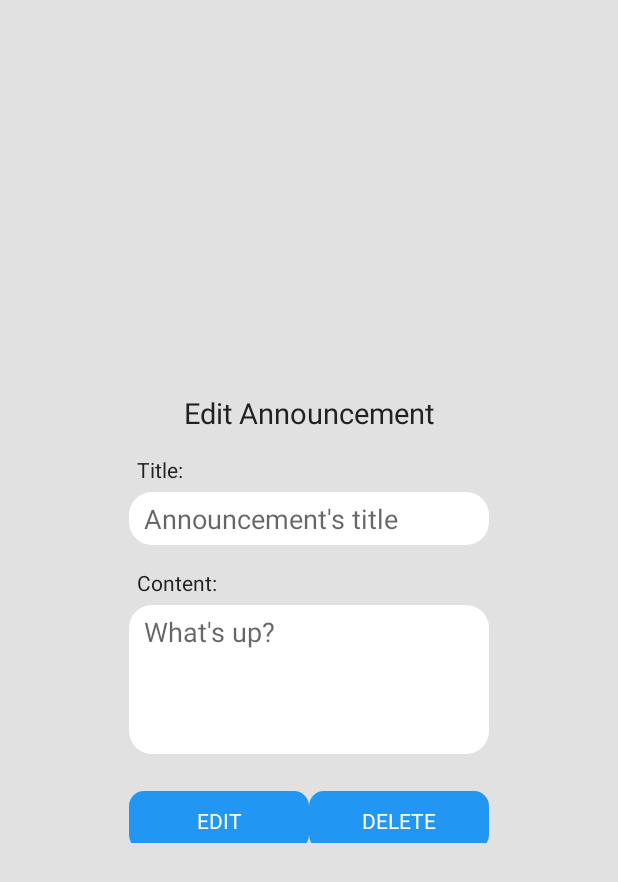
After one commit to ahmed-m-nassar/Study_Stream, an Android app: the EditAnnouncementActivity screen opened directly, with no data from a screen before it, on a phone screen of 412 x 824 dp. The commit adds this screen. Shown: the top 882 px of the screen. Run offline under Robolectric (Android 15) with nearby library versions, the phone set to English and light mode, and no system bars.

Commit message:
edit material and announcement

```diff
--- a/app/src/main/AndroidManifest.xml
+++ b/app/src/main/AndroidManifest.xml
@@ -10,7 +10,9 @@
         android:roundIcon="@mipmap/ic_launcher_round"
         android:supportsRtl="true"
         android:theme="@style/AppTheme">
-        <activity android:name=".CourseDetails.Lessons.NewLesson.NewLessonActivity"></activity>
+        <activity android:name=".CourseDetails.Materials.EditMaterial.EditMaterialActivity"></activity>
+        <activity android:name=".CourseDetails.Announcements.EditAnnouncement.EditAnnouncementActivity" />
+        <activity android:name=".CourseDetails.Lessons.NewLesson.NewLessonActivity" />
         <activity android:name=".CourseDetails.Materials.NewMaterial.NewMaterialActivity" />
         <activity android:name=".CourseDetails.Announcements.NewAnnouncement.NewAnnouncementActivity" />
         <activity android:name=".CourseDetails.CourseDetailsActivity" />
--- /dev/null
+++ b/app/src/main/java/com/example/android/studystream/CourseDetails/Announcements/EditAnnouncement/Data/EditAnnouncementLocalServices.java
@@ -0,0 +1,9 @@
+package com.example.android.studystream.CourseDetails.Announcements.EditAnnouncement.Data;
+
+public interface EditAnnouncementLocalServices {
+    boolean CheckAnnouncement(String title , int CourseCode);
+
+    void DeleteAnnouncement(int courseCode , int matNum);
+
+    void UpdateAnnouncement(int courseCode,int annNum,String title , String content);
+}
--- /dev/null
+++ b/app/src/main/java/com/example/android/studystream/CourseDetails/Announcements/EditAnnouncement/EditAnnouncementActivity.java
@@ -0,0 +1,88 @@
+package com.example.android.studystream.CourseDetails.Announcements.EditAnnouncement;
+
+import android.content.Intent;
+import android.support.v7.app.AppCompatActivity;
+import android.os.Bundle;
+import android.view.View;
+import android.widget.Button;
+import android.widget.EditText;
+import android.widget.Toast;
+
+import com.example.android.studystream.CourseDetails.Materials.EditMaterial.EditMaterialPresenter;
+import com.example.android.studystream.R;
+
+public class EditAnnouncementActivity extends AppCompatActivity implements EditAnnouncementContract.View {
+
+
+    private EditAnnouncementPresenter mPresenter;
+    private EditText              mTitle;
+    private EditText              mContent;
+    private Button                mEdit;
+    private Button                mDelete;
+    private String                mEmail;
+    private int                   mCourseCode;
+    private int                   mAnnouncementNum;
+    private String                mAnnouncementOriginalTitle;
+    private String                mAnnouncementOriginalContent;
+
+    @Override
+    protected void onCreate(Bundle savedInstanceState) {
+        super.onCreate(savedInstanceState);
+        setContentView(R.layout.activity_edit_announcement);
+        //setting private variables
+        ////////////////////////////////////////////////////////////////////
+
+        //presenter
+        mPresenter = new EditAnnouncementPresenter(this);
+
+        //views
+        mTitle = (EditText)findViewById(R.id.EditAnnouncement_Title_EditText);
+        mContent = (EditText)findViewById(R.id.EditAnnouncement_Content_EditText);
+        mEdit = (Button)findViewById(R.id.EditAnnouncement_Edit_Button);
+        mDelete = (Button)findViewById(R.id.EditAnnouncement_Delete_Button);
+
+        //extras
+        Intent intent = getIntent();
+        mEmail = intent.getStringExtra("Email");
+        mCourseCode = intent.getIntExtra("CourseCode" , -1);
+        mAnnouncementNum = intent.getIntExtra("AnnouncementNumber" , -1);
+        mAnnouncementOriginalTitle = intent.getStringExtra("AnnouncementTitle");
+        mAnnouncementOriginalContent = intent.getStringExtra("AnnouncementContent");
+        /////////////////////////////////////////////////////////////////////
+
+        //filling the fields with original material data before editing
+        fillAnnouncementData();
+
+        //setting Click listeners
+        mDelete.setOnClickListener(new View.OnClickListener() {
+            @Override
+            public void onClick(View v) {
+                mPresenter.deleteButtonClicked(mAnnouncementNum , mCourseCode);
+            }
+        });
+
+        mEdit.setOnClickListener(new View.OnClickListener() {
+            @Override
+            public void onClick(View v) {
+                mPresenter.updateButtonClicked(mAnnouncementNum , mCourseCode ,mTitle.getText().toString() ,
+                        mContent.getText().toString() , mAnnouncementOriginalTitle);
+            }
+        });
+
+    }
+
+    @Override
+    public void showMessage(String message) {
+        Toast.makeText(this, message, Toast.LENGTH_SHORT).show();
+    }
+
+    @Override
+    public void finishScreen() {
+        finish();
+    }
+
+    private void fillAnnouncementData() {
+        mContent.setText(mAnnouncementOriginalContent);
+        mTitle.setText(mAnnouncementOriginalTitle);
+    }
+}
--- /dev/null
+++ b/app/src/main/java/com/example/android/studystream/CourseDetails/Announcements/EditAnnouncement/EditAnnouncementContract.java
@@ -0,0 +1,19 @@
+package com.example.android.studystream.CourseDetails.Announcements.EditAnnouncement;
+
+public interface EditAnnouncementContract {
+    interface View {
+        void showMessage(String message);
+
+        void finishScreen();
+
+
+    }
+
+    interface Presenter {
+
+            void updateButtonClicked(int announcementNum, int courseNum, String announcementTitle, String announcementContent , String announcementOriginalTitle);
+
+            void  deleteButtonClicked(int announcementNum , int courseNum);
+
+    }
+}
--- /dev/null
+++ b/app/src/main/java/com/example/android/studystream/CourseDetails/Announcements/EditAnnouncement/EditAnnouncementPresenter.java
@@ -0,0 +1,48 @@
+package com.example.android.studystream.CourseDetails.Announcements.EditAnnouncement;
+
+import com.example.android.studystream.CourseDetails.Announcements.EditAnnouncement.Data.EditAnnouncementLocalServicesImpl;
+
+public class EditAnnouncementPresenter implements EditAnnouncementContract.Presenter {
+
+    private EditAnnouncementLocalServicesImpl mModel;
+    private EditAnnouncementContract.View     mView;
+
+
+    public EditAnnouncementPresenter(EditAnnouncementContract.View mView) {
+        this.mView = mView;
+        mModel = new EditAnnouncementLocalServicesImpl();
+    }
+
+    @Override
+    public void updateButtonClicked(int announcementNum, int courseNum, String announcementTitle, String announcementContent , String announcementOriginalTitle) {
+        //validating fields
+        //////////////////////////////////////////////////////////
+
+        //checking empty fields
+        if(announcementTitle.isEmpty() || announcementContent.isEmpty()) {
+            mView.showMessage("Please fill all fields");
+            return;
+        }
+
+        //checking if the title is already used
+        if(mModel.CheckAnnouncement(announcementTitle , courseNum) && !announcementTitle.equals( announcementOriginalTitle) ) {
+            mView.showMessage("Title already used , please pick another one");
+            return;
+        }
+        ////////////////////////////////////////////////////////
+
+        //updating announcement
+        mModel.UpdateAnnouncement(courseNum ,announcementNum , announcementTitle , announcementContent);
+        mView.showMessage("Announcement updated successfully");
+        mView.finishScreen();
+
+    }
+
+    @Override
+    public void deleteButtonClicked(int announcementNum, int courseNum) {
+
+        mModel.DeleteAnnouncement(courseNum , announcementNum);
+        mView.showMessage("Announcement deleted successfully!");
+        mView.finishScreen();
+    }
+}
--- a/app/src/main/java/com/example/android/studystream/CourseDetails/Materials/NewMaterial/NewMaterialActivity.java
+++ b/app/src/main/java/com/example/android/studystream/CourseDetails/Materials/NewMaterial/NewMaterialActivity.java
@@ -21,6 +21,7 @@ public class NewMaterialActivity extends AppCompatActivity implements NewMateria
     private Button                   mAddMaterial;
     private String                   mEmail;
     private int                      mCourseCode;
+
 
 
     @Override
@@ -68,4 +69,6 @@ public class NewMaterialActivity extends AppCompatActivity implements NewMateria
     public void finishScreen() {
         finish();
     }
+
+
 }
--- a/app/src/main/java/com/example/android/studystream/CourseDetails/Materials/NewMaterial/NewMaterialPresenter.java
+++ b/app/src/main/java/com/example/android/studystream/CourseDetails/Materials/NewMaterial/NewMaterialPresenter.java
@@ -32,7 +32,7 @@ public class NewMaterialPresenter implements NewMaterialContract.Presenter {
         }
         ////////////////////////////////////////////////////////
 
-        //adding announcement
+        //adding material
         ////////////////////////////////////////////////////
 
         //getting new ID
--- /dev/null
+++ b/app/src/main/res/layout/activity_edit_announcement.xml
@@ -0,0 +1,76 @@
+<?xml version="1.0" encoding="utf-8"?>
+<ScrollView xmlns:android="http://schemas.android.com/apk/res/android"
+    xmlns:app="http://schemas.android.com/apk/res-auto"
+    xmlns:tools="http://schemas.android.com/tools"
+    android:layout_width="match_parent"
+    android:layout_height="match_parent"
+    tools:context=".CourseDetails.Announcements.EditAnnouncement.EditAnnouncementActivity">
+
+    <LinearLayout
+        android:layout_width="wrap_content"
+        android:layout_height="wrap_content"
+        android:orientation="vertical"
+        android:layout_gravity="center">
+
+
+        <TextView
+            style="@style/LayoutTitle"
+            android:text="Edit Announcement"
+            android:textSize="19sp"/>
+
+        <LinearLayout
+            android:layout_width="wrap_content"
+            android:layout_height="wrap_content"
+            android:orientation="vertical"
+            android:layout_gravity="center">
+
+            <TextView
+                android:layout_width="wrap_content"
+                android:layout_height="wrap_content"
+                android:text="Title:"
+                style="@style/EditTextTitle"/>
+
+            <EditText
+                android:id="@+id/EditAnnouncement_Title_EditText"
+                style="@style/EditTextStyle"
+                android:layout_height="wrap_content"
+                android:ems="10"
+                android:inputType="textPersonName"
+                android:maxLines="1"
+                android:hint="Announcement's title"/>
+
+            <TextView
+                android:layout_width="wrap_content"
+                android:layout_height="wrap_content"
+                style="@style/EditTextTitle"
+                android:text="Content:"/>
+
+            <EditText
+                style="@style/EditTextStyle"
+                android:id="@+id/EditAnnouncement_Content_EditText"
+                android:ems="10"
+                android:gravity="top"
+                android:minLines="4"
+                android:maxLines="8"
+                android:inputType="textMultiLine"
+                android:hint="What's up?"/>
+
+            <LinearLayout
+                android:layout_width="wrap_content"
+                android:layout_height="wrap_content"
+                android:orientation="horizontal">
+
+
+                <Button
+                    android:id="@+id/EditAnnouncement_Edit_Button"
+                    style="@style/Button"
+                    android:text="Edit" />
+
+                <Button
+                    android:id="@+id/EditAnnouncement_Delete_Button"
+                    style="@style/Button"
+                    android:text="Delete" />
+            </LinearLayout>
+        </LinearLayout>
+    </LinearLayout>
+</ScrollView>
```
Also changed, not shown: app/src/main/java/com/example/android/studystream/CourseDetails/Announcements/CourseAnnouncements/Adapter/AnnouncementListAdapter.java (+13 -1 lines), app/src/main/java/com/example/android/studystream/CourseDetails/Announcements/EditAnnouncement/Data/EditAnnouncementLocalServicesImpl.java (added, +52 -0 lines), app/src/main/java/com/example/android/studystream/CourseDetails/Lessons/CourseLessons/CourseLessonsFragment.java (+11 -0 lines), app/src/main/java/com/example/android/studystream/CourseDetails/Materials/CourseMaterials/Adapter/MaterialListAdapter.java (+13 -1 lines), app/src/main/java/com/example/android/studystream/CourseDetails/Materials/CourseMaterials/CourseMaterialsFragment.java (+13 -0 lines), app/src/main/java/com/example/android/studystream/CourseDetails/Materials/EditMaterial/Data/EditMaterialLocalServices.java (added, +11 -0 lines), app/src/main/java/com/example/android/studystream/CourseDetails/Materials/EditMaterial/Data/EditMaterialLocalServicesImpl.java (added, +52 -0 lines), app/src/main/java/com/example/android/studystream/CourseDetails/Materials/EditMaterial/EditMaterialActivity.java (added, +94 -0 lines), app/src/main/java/com/example/android/studystream/CourseDetails/Materials/EditMaterial/EditMaterialContract.java (added, +20 -0 lines), app/src/main/java/com/example/android/studystream/CourseDetails/Materials/EditMaterial/EditMaterialPresenter.java (added, +48 -0 lines), app/src/main/res/layout/activity_edit_material.xml (added, +69 -0 lines).
